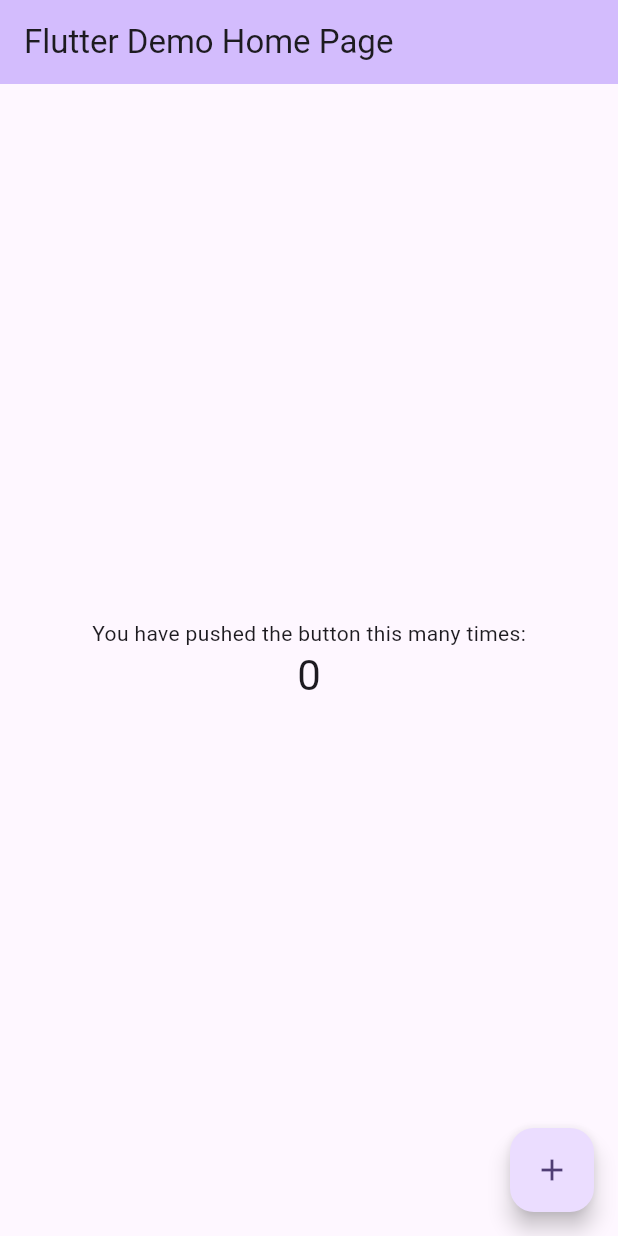
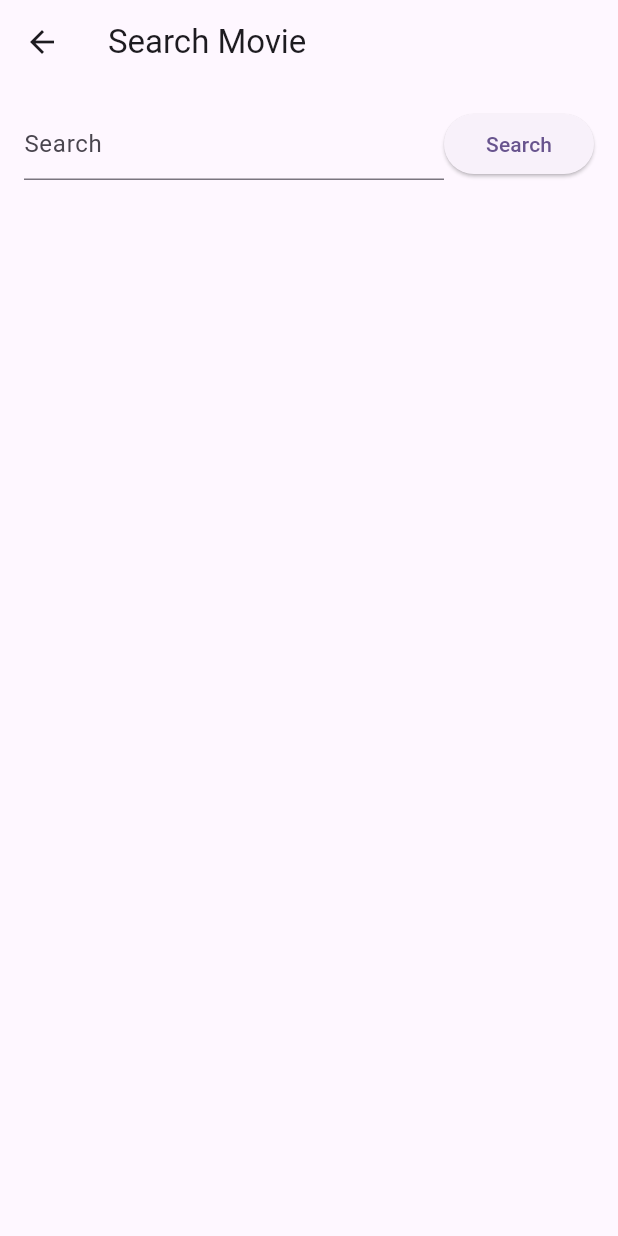
Before and after one commit to hamed-hsb/watch_movie_flutter, a Flutter app: the screen it shows after launch, on a phone screen of 412 x 824 dp. Run offline on Flutter 3.47's test engine with Material 3 defaults, Android fonts, the phone set to English and light mode, and no system bars; our stand-ins replace dartz.

Commit message:
feat: create packages.

```diff
--- /dev/null
+++ b/lib/core/usecase/usecase.dart
@@ -0,0 +1,3 @@
+abstract class Usecase <Type,Param> {
+  Future<Type> call({Param param});
+}
--- /dev/null
+++ b/lib/data/repository/movie_repository_impl.dart
@@ -0,0 +1,3 @@
+import 'package:watch_mode_flutter/domain/repository/movie_repository.dart';
+
+class MovieRepositoryImpl extends MovieRepository {}
--- /dev/null
+++ b/lib/domain/repository/movie_repository.dart
@@ -0,0 +1,5 @@
+import 'package:dartz/dartz.dart';
+
+abstract class MovieRepository {
+  Future<Either> searchMovie(String search);
+}
--- a/lib/main.dart
+++ b/lib/main.dart
@@ -1,4 +1,6 @@
 import 'package:flutter/material.dart';
+import 'package:watch_mode_flutter/presentation/search_movie_page.dart';
+import 'package:watch_mode_flutter/presentation/splash_page.dart';
 
 void main() {
   runApp(const MyApp());
@@ -13,110 +15,96 @@ class MyApp extends StatelessWidget {
     return MaterialApp(
       title: 'Flutter Demo',
       theme: ThemeData(
-        // This is the theme of your application.
-        //
-        // TRY THIS: Try running your application with "flutter run". You'll see
-        // the application has a purple toolbar. Then, without quitting the app,
-        // try changing the seedColor in the colorScheme below to Colors.green
-        // and then invoke "hot reload" (save your changes or press the "hot
-        // reload" button in a Flutter-supported IDE, or press "r" if you used
-        // the command line to start the app).
-        //
-        // Notice that the counter didn't reset back to zero; the application
-        // state is not lost during the reload. To reset the state, use hot
-        // restart instead.
-        //
-        // This works for code too, not just values: Most code changes can be
-        // tested with just a hot reload.
+
         colorScheme: ColorScheme.fromSeed(seedColor: Colors.deepPurple),
       ),
-      home: const MyHomePage(title: 'Flutter Demo Home Page'),
+      home: const SplashPage(),
     );
   }
 }
 
-class MyHomePage extends StatefulWidget {
-  const MyHomePage({super.key, required this.title});
+// class MyHomePage extends StatefulWidget {
+//   const MyHomePage({super.key, required this.title});
 
-  // This widget is the home page of your application. It is stateful, meaning
-  // that it has a State object (defined below) that contains fields that affect
-  // how it looks.
+//   // This widget is the home page of your application. It is stateful, meaning
+//   // that it has a State object (defined below) that contains fields that affect
+//   // how it looks.
 
-  // This class is the configuration for the state. It holds the values (in this
-  // case the title) provided by the parent (in this case the App widget) and
-  // used by the build method of the State. Fields in a Widget subclass are
-  // always marked "final".
+//   // This class is the configuration for the state. It holds the values (in this
+//   // case the title) provided by the parent (in this case the App widget) and
+//   // used by the build method of the State. Fields in a Widget subclass are
+//   // always marked "final".
 
-  final String title;
+//   final String title;
 
-  @override
-  State<MyHomePage> createState() => _MyHomePageState();
-}
+//   @override
+//   State<MyHomePage> createState() => _MyHomePageState();
+// }
 
-class _MyHomePageState extends State<MyHomePage> {
-  int _counter = 0;
+// class _MyHomePageState extends State<MyHomePage> {
+//   int _counter = 0;
 
-  void _incrementCounter() {
-    setState(() {
-      // This call to setState tells the Flutter framework that something has
-      // changed in this State, which causes it to rerun the build method below
-      // so that the display can reflect the updated values. If we changed
-      // _counter without calling setState(), then the build method would not be
-      // called again, and so nothing would appear to happen.
-      _counter++;
-    });
-  }
+//   void _incrementCounter() {
+//     setState(() {
+//       // This call to setState tells the Flutter framework that something has
+//       // changed in this State, which causes it to rerun the build method below
+//       // so that the display can reflect the updated values. If we changed
+//       // _counter without calling setState(), then the build method would not be
+//       // called again, and so nothing would appear to happen.
+//       _counter++;
+//     });
+//   }
 
-  @override
-  Widget build(BuildContext context) {
-    // This method is rerun every time setState is called, for instance as done
-    // by the _incrementCounter method above.
-    //
-    // The Flutter framework has been optimized to make rerunning build methods
-    // fast, so that you can just rebuild anything that needs updating rather
-    // than having to individually change instances of widgets.
-    return Scaffold(
-      appBar: AppBar(
-        // TRY THIS: Try changing the color here to a specific color (to
-        // Colors.amber, perhaps?) and trigger a hot reload to see the AppBar
-        // change color while the other colors stay the same.
-        backgroundColor: Theme.of(context).colorScheme.inversePrimary,
-        // Here we take the value from the MyHomePage object that was created by
-        // the App.build method, and use it to set our appbar title.
-        title: Text(widget.title),
-      ),
-      body: Center(
-        // Center is a layout widget. It takes a single child and positions it
-        // in the middle of the parent.
-        child: Column(
-          // Column is also a layout widget. It takes a list of children and
-          // arranges them vertically. By default, it sizes itself to fit its
-          // children horizontally, and tries to be as tall as its parent.
-          //
-          // Column has various properties to control how it sizes itself and
-          // how it positions its children. Here we use mainAxisAlignment to
-          // center the children vertically; the main axis here is the vertical
-          // axis because Columns are vertical (the cross axis would be
-          // horizontal).
-          //
-          // TRY THIS: Invoke "debug painting" (choose the "Toggle Debug Paint"
-          // action in the IDE, or press "p" in the console), to see the
-          // wireframe for each widget.
-          mainAxisAlignment: MainAxisAlignment.center,
-          children: <Widget>[
-            const Text('You have pushed the button this many times:'),
-            Text(
-              '$_counter',
-              style: Theme.of(context).textTheme.headlineMedium,
-            ),
-          ],
-        ),
-      ),
-      floatingActionButton: FloatingActionButton(
-        onPressed: _incrementCounter,
-        tooltip: 'Increment',
-        child: const Icon(Icons.add),
-      ), // This trailing comma makes auto-formatting nicer for build methods.
-    );
-  }
-}
+//   @override
+//   Widget build(BuildContext context) {
+//     // This method is rerun every time setState is called, for instance as done
+//     // by the _incrementCounter method above.
+//     //
+//     // The Flutter framework has been optimized to make rerunning build methods
+//     // fast, so that you can just rebuild anything that needs updating rather
+//     // than having to individually change instances of widgets.
+//     return Scaffold(
+//       appBar: AppBar(
+//         // TRY THIS: Try changing the color here to a specific color (to
+//         // Colors.amber, perhaps?) and trigger a hot reload to see the AppBar
+//         // change color while the other colors stay the same.
+//         backgroundColor: Theme.of(context).colorScheme.inversePrimary,
+//         // Here we take the value from the MyHomePage object that was created by
+//         // the App.build method, and use it to set our appbar title.
+//         title: Text(widget.title),
+//       ),
+//       body: Center(
+//         // Center is a layout widget. It takes a single child and positions it
+//         // in the middle of the parent.
+//         child: Column(
+//           // Column is also a layout widget. It takes a list of children and
+//           // arranges them vertically. By default, it sizes itself to fit its
+//           // children horizontally, and tries to be as tall as its parent.
+//           //
+//           // Column has various properties to control how it sizes itself and
+//           // how it positions its children. Here we use mainAxisAlignment to
+//           // center the children vertically; the main axis here is the vertical
+//           // axis because Columns are vertical (the cross axis would be
+//           // horizontal).
+//           //
+//           // TRY THIS: Invoke "debug painting" (choose the "Toggle Debug Paint"
+//           // action in the IDE, or press "p" in the console), to see the
+//           // wireframe for each widget.
+//           mainAxisAlignment: MainAxisAlignment.center,
+//           children: <Widget>[
+//             const Text('You have pushed the button this many times:'),
+//             Text(
+//               '$_counter',
+//               style: Theme.of(context).textTheme.headlineMedium,
+//             ),
+//           ],
+//         ),
+//       ),
+//       floatingActionButton: FloatingActionButton(
+//         onPressed: _incrementCounter,
+//         tooltip: 'Increment',
+//         child: const Icon(Icons.add),
+//       ), // This trailing comma makes auto-formatting nicer for build methods.
+//     );
+//   }
+// }
--- /dev/null
+++ b/lib/presentation/search_movie_page.dart
@@ -0,0 +1,52 @@
+import 'package:flutter/material.dart';
+import 'package:watch_mode_flutter/presentation/widgets/text_field_custom_widget.dart';
+
+class SearchMoviePage extends StatefulWidget {
+  const SearchMoviePage({super.key});
+
+  @override
+  State<StatefulWidget> createState() => _SearchMoviePage();
+}
+
+class _SearchMoviePage extends State<SearchMoviePage> {
+  final SearchController = TextEditingController();
+
+  void _onPressedSearchButton() {
+    // Handle search button press here
+    String query = SearchController.text;
+    print('Searching for: $query');
+  }
+
+  @override
+  Widget build(BuildContext context) {
+    return Scaffold(
+      appBar: AppBar(title: Text('Search Movie')),
+      body: Padding(
+        padding: const EdgeInsets.all(16.0),
+        child: Column(
+          children: [
+            Row(
+              children: [
+                // TextField takes available space
+                Expanded(
+                  child: TextFieldCustomWidget(
+                    hintText: 'Search',
+                    controller: SearchController,
+                  ),
+                ),
+                // Button with fixed size
+                SizedBox(
+                  width: 100,  // You can adjust the width as needed
+                  child: ElevatedButton(
+                    onPressed: _onPressedSearchButton,
+                    child: Text('Search'),
+                  ),
+                ),
+              ],
+            ),
+          ],
+        ),
+      ),
+    );
+  }
+}
--- /dev/null
+++ b/lib/presentation/widgets/text_field_custom_widget.dart
@@ -0,0 +1,26 @@
+import 'package:flutter/material.dart';
+
+class TextFieldCustomWidget extends StatelessWidget {
+  final String hintText;
+  final TextEditingController controller;
+
+  const TextFieldCustomWidget({
+    super.key,
+    required this.hintText,
+    required this.controller,
+  });
+
+  @override
+  Widget build(BuildContext context) {
+    return TextFormField(
+      decoration: InputDecoration(hintText: hintText),
+      validator: (value) {
+        if (value!.isEmpty) {
+          return "$hintText is missing!";
+        }
+        return null;
+      },
+      controller: controller,
+    );
+  }
+}
--- a/pubspec.yaml
+++ b/pubspec.yaml
@@ -34,6 +34,11 @@ dependencies:
   # The following adds the Cupertino Icons font to your application.
   # Use with the CupertinoIcons class for iOS style icons.
   cupertino_icons: ^1.0.8
+  flutter_bloc: ^9.1.0
+  dio: ^5.8.0+1
+  get_it: ^7.6.7
+  dartz:
+  logger:
 
 dev_dependencies:
   flutter_test:
```
Also changed, not shown: lib/domain/usecase/search_movie_usecase.dart (added, +11 -0 lines), lib/presentation/splash_page.dart (added, +38 -0 lines), pubspec.lock.
